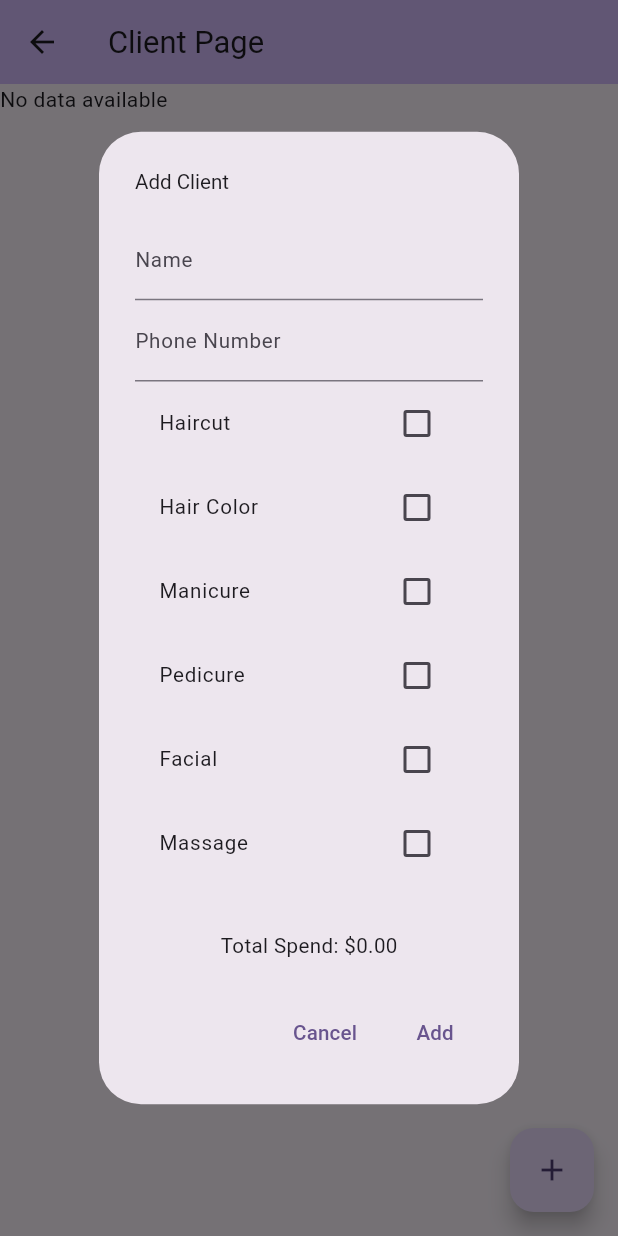
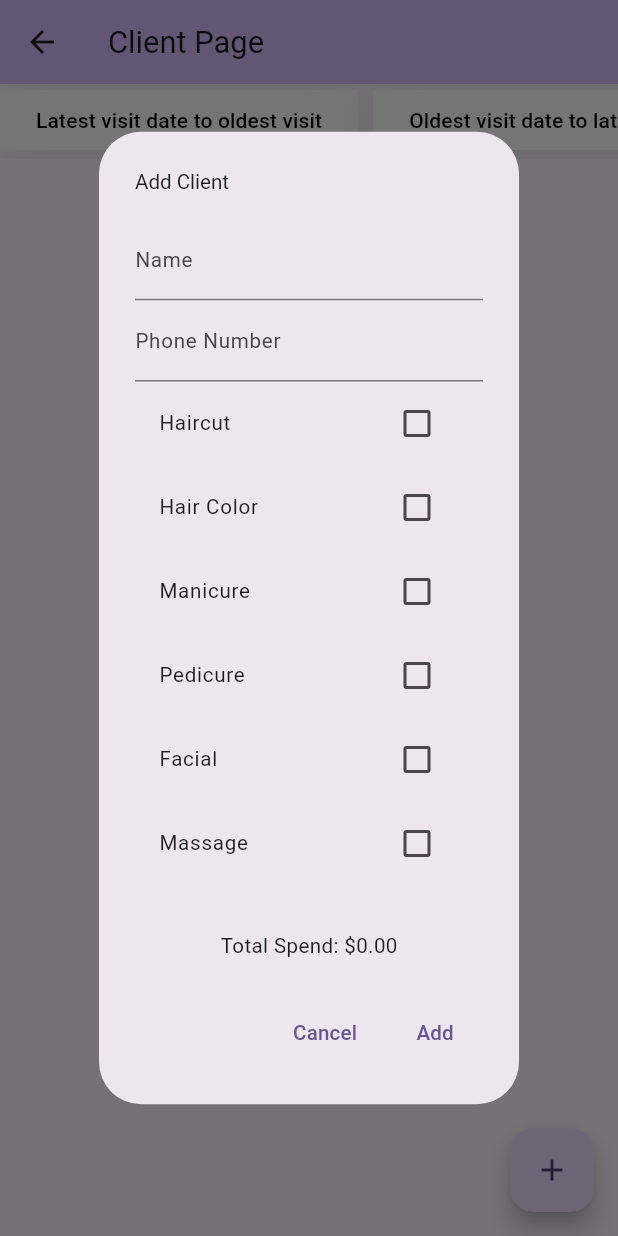
Before and after one commit to anujyadav140/Artisan, a Flutter app: the ClientPage screen opened directly, after a tap on the "add" icon, on a phone screen of 412 x 824 dp. Run offline on Flutter 3.47's test engine with Material 2 defaults, Android fonts, the phone set to English and light mode, and no system bars; drawn by our look-alikes of group_button; our stand-ins replace cloud_firestore, firebase_auth, firebase_core, fl_chart, flutter_svg, syncfusion_flutter_charts; missing offline and left inert: whatsapp_unilink; accounts and stored records are empty; network calls fail.

Commit message:
added filters for the client reminder

```diff
--- /dev/null
+++ b/lib/components/helper.dart
@@ -0,0 +1,11 @@
+import 'package:flutter/gestures.dart';
+import 'package:flutter/material.dart';
+
+class MyCustomScrollBehavior extends MaterialScrollBehavior {
+  // Override behavior methods and getters like dragDevices
+  @override
+  Set<PointerDeviceKind> get dragDevices => {
+        PointerDeviceKind.touch,
+        PointerDeviceKind.mouse,
+      };
+}
--- a/lib/main.dart
+++ b/lib/main.dart
@@ -1,3 +1,4 @@
+import 'package:artisan/components/helper.dart';
 import 'package:artisan/firebase_options.dart';
 import 'package:artisan/services/authentication/auth_gate.dart';
 import 'package:artisan/services/authentication/auth_service.dart';
@@ -22,6 +23,7 @@ class MyApp extends StatelessWidget {
     return MaterialApp(
       title: 'Artisan',
       debugShowCheckedModeBanner: false,
+      scrollBehavior: MyCustomScrollBehavior(),
       theme: ThemeData(
         colorScheme: ColorScheme.fromSeed(seedColor: Colors.deepPurple),
         useMaterial3: true,
--- a/lib/pages/client.dart
+++ b/lib/pages/client.dart
@@ -4,6 +4,7 @@ import 'package:cloud_firestore/cloud_firestore.dart';
 import 'package:flutter/foundation.dart';
 import 'package:flutter/material.dart';
 import 'package:fl_chart/fl_chart.dart';
+import 'package:group_button/group_button.dart';
 import 'package:provider/provider.dart';
 import 'package:syncfusion_flutter_charts/charts.dart';
 import 'package:flutter_svg/flutter_svg.dart';
@@ -62,27 +63,51 @@ class _ClientPageState extends State<ClientPage> {
   }
 
   DateTime now = DateTime.now();
-
+  List<String> filter = [
+    'Latest visit date to oldest visit',
+    'Oldest visit date to latest visit',
+    'Within 2 days',
+    'Within 7 days',
+    'Within 1 month',
+    'No reminder set',
+    'All reminders set'
+  ];
   @override
   Widget build(BuildContext context) {
-    double w = MediaQuery.of(context).size.width;
-    double h = MediaQuery.of(context).size.height;
+    final w = MediaQuery.of(context).size.width;
+    final h = MediaQuery.of(context).size.height;
     return Scaffold(
       appBar: AppBar(
         backgroundColor: Theme.of(context).colorScheme.inversePrimary,
         title: Text(
           'Client Page',
           style: TextStyle(
-            fontSize: _ClientPageState().isWeb(context) ? w / 80 : w / 20,
+            fontSize: isWeb(context) ? w / 80 : w / 20,
           ),
         ),
       ),
-      body: StreamBuilder(
-          stream: FirebaseFirestore.instance.collection('Clients').snapshots(),
+      body: Column(
+        children: [
+          SizedBox(
+            height: 50,
+            child: ListView(
+              scrollDirection: Axis.horizontal, // Enable horizontal scrolling
+              children: [
+                GroupButton(
+                  isRadio: true,
+                  onSelected: (value, index, isSelected) {
+                    // Handle button selection here
+                  },
+                  buttons: filter,
+                ),
+              ],
+            ),
+          ),
+          Expanded(
+            child: StreamBuilder(
+              stream:
+                  FirebaseFirestore.instance.collection('Clients').snapshots(),
               builder: (context, snapshot) {
-            if (snapshot.connectionState == ConnectionState.waiting) {
-              return const CircularProgressIndicator(); // Loading indicator while data is being fetched.
-            }
                 if (!snapshot.hasData || snapshot.data!.docs.isEmpty) {
                   return const Text('No data available'); // Handle empty data.
                 }
@@ -92,13 +117,19 @@ class _ClientPageState extends State<ClientPage> {
                   itemCount: clientData.length,
                   itemBuilder: (context, index) {
                     var clientData = snapshot.data!.docs;
-                return Column(children: [
+                    return Column(
+                      children: [
                         _buildClientListItem(clientData, index),
                         const Divider(),
-                ]);
+                      ],
+                    );
                   },
                 );
-          }),
+              },
+            ),
+          ),
+        ],
+      ),
       floatingActionButton: FloatingActionButton(
         onPressed: () {
           // Reset the editing index and clear text fields
@@ -113,7 +144,7 @@ class _ClientPageState extends State<ClientPage> {
           });
           _showAddClientDialog();
         },
-        child: Icon(Icons.add),
+        child: const Icon(Icons.add),
       ),
     );
   }
--- a/pubspec.yaml
+++ b/pubspec.yaml
@@ -41,6 +41,7 @@ dependencies:
   cloud_firestore:
   firebase_storage:
   flutter_svg:
+  group_button: ^5.3.0
   # The following adds the Cupertino Icons font to your application.
   # Use with the CupertinoIcons class for iOS style icons.
   cupertino_icons: ^1.0.2
```
Also changed, not shown: pubspec.lock. Lines whose indentation alone changed are shown as unchanged.
